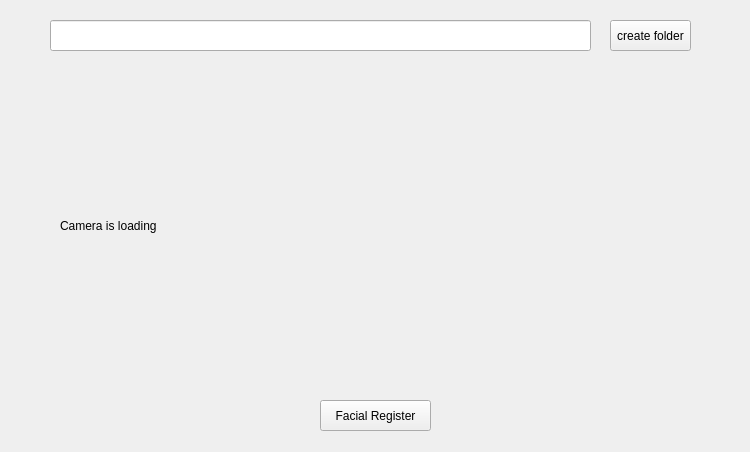
Above: Design/Register.ui from Fsociety-Mrn/AIoT-Knowsme before the change. Below: the same form after it.
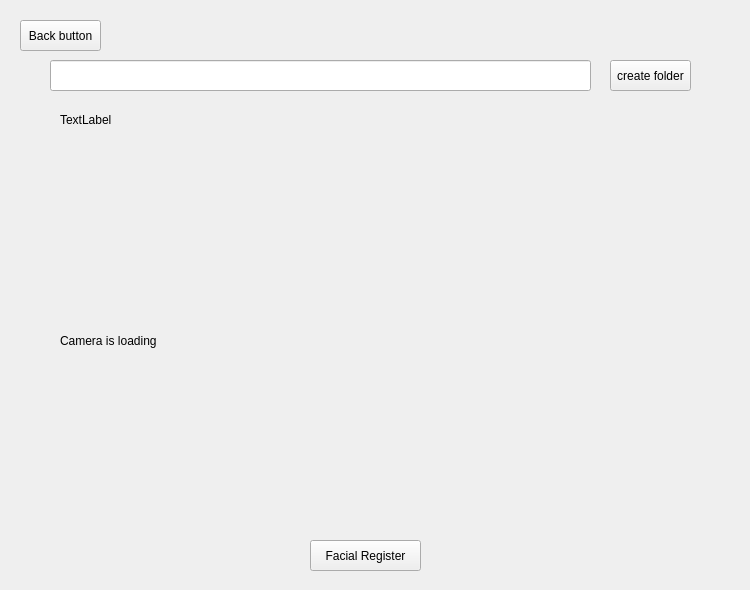
That is the form after the change.

Patch:
```diff
--- a/Design/Register.ui
+++ b/Design/Register.ui
@@ -7,7 +7,7 @@
     <x>0</x>
     <y>0</y>
     <width>750</width>
-    <height>452</height>
+    <height>590</height>
    </rect>
   </property>
   <property name="windowTitle">
@@ -17,7 +17,7 @@
    <property name="geometry">
     <rect>
      <x>50</x>
-     <y>20</y>
+     <y>60</y>
      <width>541</width>
      <height>31</height>
     </rect>
@@ -27,7 +27,7 @@
    <property name="geometry">
     <rect>
      <x>610</x>
-     <y>20</y>
+     <y>60</y>
      <width>81</width>
      <height>31</height>
     </rect>
@@ -40,9 +40,9 @@
    <property name="geometry">
     <rect>
      <x>60</x>
-     <y>70</y>
+     <y>160</y>
      <width>621</width>
-     <height>311</height>
+     <height>361</height>
     </rect>
    </property>
    <property name="text">
@@ -52,8 +52,8 @@
   <widget class="QPushButton" name="pushButton_2">
    <property name="geometry">
     <rect>
-     <x>320</x>
-     <y>400</y>
+     <x>310</x>
+     <y>540</y>
      <width>111</width>
      <height>31</height>
     </rect>
@@ -62,6 +62,32 @@
     <string>Facial Register</string>
    </property>
   </widget>
+  <widget class="QLabel" name="label_2">
+   <property name="geometry">
+    <rect>
+     <x>60</x>
+     <y>110</y>
+     <width>631</width>
+     <height>20</height>
+    </rect>
+   </property>
+   <property name="text">
+    <string>TextLabel</string>
+   </property>
+  </widget>
+  <widget class="QPushButton" name="pushButton_3">
+   <property name="geometry">
+    <rect>
+     <x>20</x>
+     <y>20</y>
+     <width>81</width>
+     <height>31</height>
+    </rect>
+   </property>
+   <property name="text">
+    <string>Back button</string>
+   </property>
+  </widget>
  </widget>
  <resources/>
  <connections/>
```
